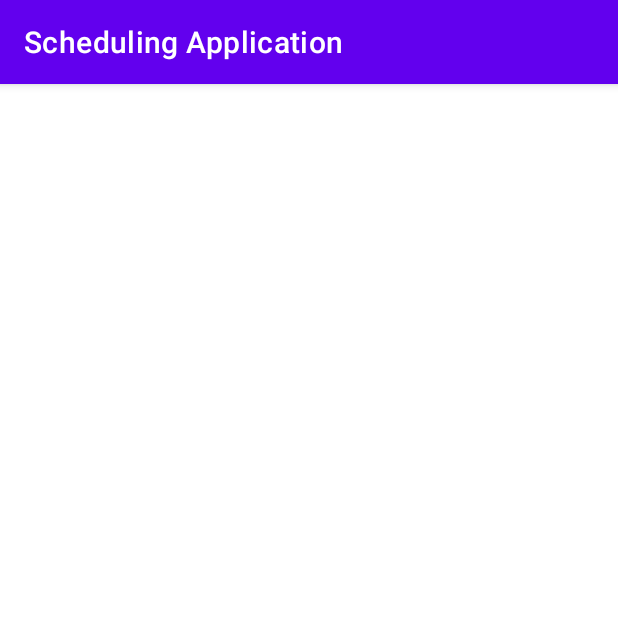
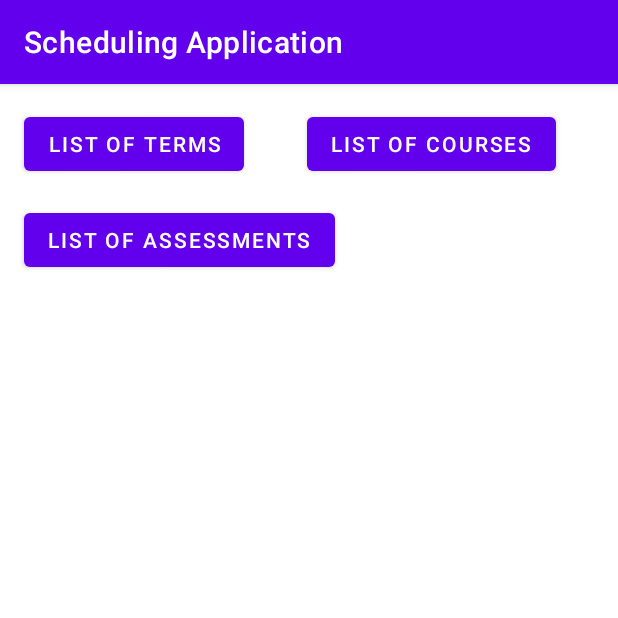
Before and after one commit to rkmoon/SchoolSchedulingApp, an Android app: the screen it shows after launch (MainActivity), on a phone screen of 412 x 824 dp, the top half of it. Run offline under Robolectric (Android 15) with nearby library versions, the phone set to English and light mode, and no system bars.

Commit message:
Added activities and buttons

```diff
--- a/app/build.gradle
+++ b/app/build.gradle
@@ -25,6 +25,9 @@ android {
         sourceCompatibility JavaVersion.VERSION_1_8
         targetCompatibility JavaVersion.VERSION_1_8
     }
+    buildFeatures {
+        viewBinding true
+    }
 }
 
 dependencies {
@@ -32,6 +35,8 @@ dependencies {
     implementation 'androidx.appcompat:appcompat:1.4.0'
     implementation 'com.google.android.material:material:1.4.0'
     implementation 'androidx.constraintlayout:constraintlayout:2.1.2'
+    implementation 'androidx.navigation:navigation-fragment:2.3.5'
+    implementation 'androidx.navigation:navigation-ui:2.3.5'
     testImplementation 'junit:junit:4.+'
     androidTestImplementation 'androidx.test.ext:junit:1.1.3'
     androidTestImplementation 'androidx.test.espresso:espresso-core:3.4.0'
--- a/app/src/main/res/layout/activity_main.xml
+++ b/app/src/main/res/layout/activity_main.xml
@@ -4,4 +4,41 @@
     xmlns:tools="http://schemas.android.com/tools"
     android:layout_width="match_parent"
     android:layout_height="match_parent"
-    tools:context=".MainActivity"/>
+    tools:context=".MainActivity">
+
+    <Button
+        android:id="@+id/button_terms"
+        android:layout_width="wrap_content"
+        android:layout_height="wrap_content"
+        android:layout_marginStart="16dp"
+        android:layout_marginTop="16dp"
+        android:onClick="openTerms"
+        android:text="@string/terms_button"
+        app:layout_constraintStart_toStartOf="parent"
+        app:layout_constraintTop_toTopOf="parent" />
+
+    <Button
+        android:id="@+id/button_courses"
+        android:layout_width="wrap_content"
+        android:layout_height="wrap_content"
+        android:layout_marginStart="16dp"
+        android:layout_marginTop="16dp"
+        android:layout_marginEnd="16dp"
+        android:onClick="openCourses"
+        android:text="@string/courses_button"
+        app:layout_constraintEnd_toEndOf="parent"
+        app:layout_constraintStart_toEndOf="@+id/button_terms"
+        app:layout_constraintTop_toTopOf="parent" />
+
+    <Button
+        android:id="@+id/button_assessments"
+        android:layout_width="wrap_content"
+        android:layout_height="wrap_content"
+        android:layout_marginStart="16dp"
+        android:layout_marginTop="16dp"
+        android:onClick="openAssessments"
+        android:text="@string/assessments_button"
+        app:layout_constraintStart_toStartOf="parent"
+        app:layout_constraintTop_toBottomOf="@+id/button_terms" />
+
+</androidx.constraintlayout.widget.ConstraintLayout>
--- a/app/src/main/res/values/strings.xml
+++ b/app/src/main/res/values/strings.xml
@@ -1,3 +1,7 @@
 <resources>
     <string name="app_name">Scheduling Application</string>
+    <string name="terms_button">List of Terms</string>
+    <string name="courses_button">List of Courses</string>
+    <string name="assessments_button">List of Assessments</string>
+
 </resources>
```
Also changed, not shown: app/src/main/AndroidManifest.xml (+10 -1 lines), app/src/main/java/com/ryanmoonscheduleapp/myapplication/ListOfAssessments.java (added, +26 -0 lines), app/src/main/java/com/ryanmoonscheduleapp/myapplication/ListOfCourses.java (added, +26 -0 lines), app/src/main/java/com/ryanmoonscheduleapp/myapplication/ListOfTerms.java (added, +26 -0 lines), app/src/main/java/com/ryanmoonscheduleapp/myapplication/MainActivity.java (added, +32 -0 lines), app/src/main/java/com/ryanscheduleapp/myapplication/MainActivity.java (deleted, +0 -14 lines), app/src/main/res/layout/activity_list_of_assessments.xml (added, +9 -0 lines), app/src/main/res/layout/activity_list_of_courses.xml (added, +9 -0 lines), app/src/main/res/layout/activity_list_of_terms.xml (added, +9 -0 lines), 4 other files.
